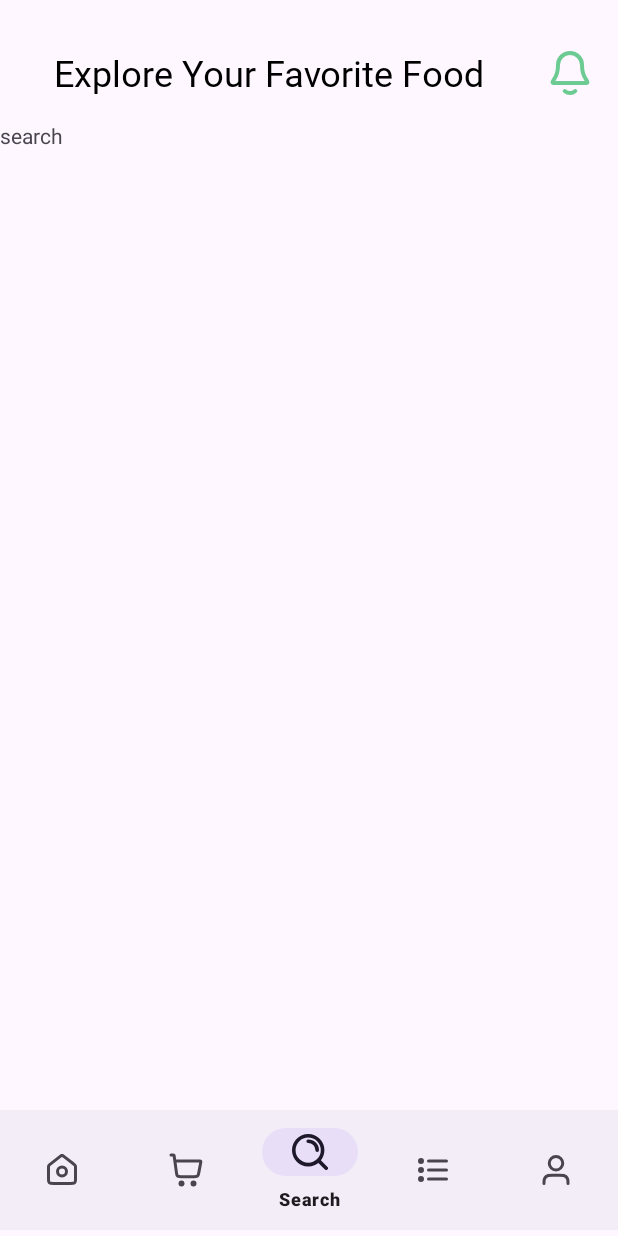
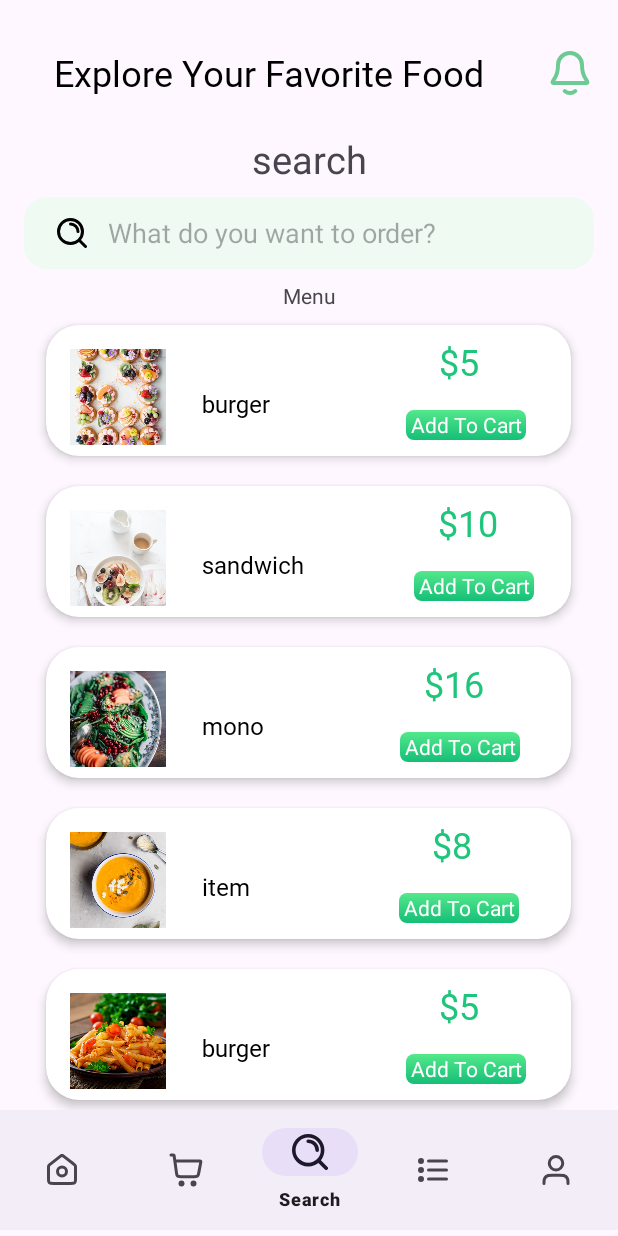
Before and after one commit to kainlee2304/FoodDelivery, an Android app: the SearchFragment screen opened through its navigation route, item 3 of the bottom bar chosen, on a phone screen of 412 x 824 dp. Run offline under Robolectric (Android 15) with nearby library versions, the phone set to English and light mode, and no system bars; our stand-ins replace navigation-ui; libraries missing offline, so code that uses them is left out: com.denzcoskun.imageslider; 7 statements that could not run were skipped.

Commit message:
search and menu

```diff
--- a/app/src/main/java/com/example/wavesoffood/Fragment/HomeFragment.kt
+++ b/app/src/main/java/com/example/wavesoffood/Fragment/HomeFragment.kt
@@ -11,6 +11,7 @@ import androidx.recyclerview.widget.LinearLayoutManager
 import com.denzcoskun.imageslider.constants.ScaleTypes
 import com.denzcoskun.imageslider.interfaces.ItemClickListener
 import com.denzcoskun.imageslider.models.SlideModel
+import com.example.wavesoffood.MenuBootomSheetFragment
 import com.example.wavesoffood.R
 import com.example.wavesoffood.adaptar.PopularAdapter
 import com.example.wavesoffood.databinding.FragmentHomeBinding
@@ -30,6 +31,11 @@ class HomeFragment : Fragment() {
     ): View? {
         // Inflate the layout for this fragment
         binding = FragmentHomeBinding.inflate(inflater,container, false)
+
+        binding.viewAllMenu.setOnClickListener{
+            val bottomSheetDialog= MenuBootomSheetFragment()
+            bottomSheetDialog.show(parentFragmentManager,"Test")
+        }
         return binding.root
 
 
--- a/app/src/main/java/com/example/wavesoffood/Fragment/SearchFragment.kt
+++ b/app/src/main/java/com/example/wavesoffood/Fragment/SearchFragment.kt
@@ -5,56 +5,103 @@ import androidx.fragment.app.Fragment
 import android.view.LayoutInflater
 import android.view.View
 import android.view.ViewGroup
+import androidx.recyclerview.widget.LinearLayoutManager
 import com.example.wavesoffood.R
+import com.example.wavesoffood.adaptar.MenuAdapter
+import com.example.wavesoffood.databinding.FragmentSearchBinding
+import androidx.appcompat.widget.SearchView
+import androidx.appcompat.widget.SearchView.*
 
-// TODO: Rename parameter arguments, choose names that match
-// the fragment initialization parameters, e.g. ARG_ITEM_NUMBER
-private const val ARG_PARAM1 = "param1"
-private const val ARG_PARAM2 = "param2"
 
-/**
- * A simple [Fragment] subclass.
- * Use the [SearchFragment.newInstance] factory method to
- * create an instance of this fragment.
- */
 class SearchFragment : Fragment() {
-    // TODO: Rename and change types of parameters
-    private var param1: String? = null
-    private var param2: String? = null
+    private lateinit var binding:FragmentSearchBinding
+    private lateinit var adapter: MenuAdapter
+    private val orignalMenuFoodName=  listOf("burger","sandwich", "mono", "item","burger","sandwich", "mono")
+    private val orignalMenuItemPrice = listOf("$5","$10","$16","$8","$5","$10","$16")
+    private val orignalMenuImage = listOf(
+        R.drawable.menu1,
+        R.drawable.menu2,
+        R.drawable.menu3,
+        R.drawable.menu4,
+        R.drawable.menu5,
+        R.drawable.menu6,
+        R.drawable.menu7,
+    )
 
     override fun onCreate(savedInstanceState: Bundle?) {
         super.onCreate(savedInstanceState)
-        arguments?.let {
-            param1 = it.getString(ARG_PARAM1)
-            param2 = it.getString(ARG_PARAM2)
-        }
+
     }
+
+    private val filteredMenuFoodName= mutableListOf<String>()
+    private val filteredMenuItemPrice=mutableListOf<String>()
+    private val filteredMenuImage= mutableListOf<Int>()
+
 
     override fun onCreateView(
         inflater: LayoutInflater, container: ViewGroup?,
         savedInstanceState: Bundle?
     ): View? {
         // Inflate the layout for this fragment
-        return inflater.inflate(R.layout.fragment_search, container, false)
+        binding=FragmentSearchBinding.inflate(inflater,container,false)
+        adapter=MenuAdapter(filteredMenuFoodName,filteredMenuItemPrice,filteredMenuImage)
+        binding.menuRecyclerView.layoutManager=LinearLayoutManager(requireContext())
+        binding.menuRecyclerView.adapter=adapter
+
+        setupSearchView()
+
+        showAllMenu()
+
+        return binding.root
+    }
+
+    private fun showAllMenu() {
+        filteredMenuFoodName.clear()
+        filteredMenuItemPrice.clear()
+        filteredMenuImage.clear()
+
+        filteredMenuFoodName.addAll(orignalMenuFoodName)
+        filteredMenuItemPrice.addAll(orignalMenuItemPrice)
+        filteredMenuImage.addAll(orignalMenuImage)
+
+        adapter.notifyDataSetChanged()
+
+    }
+
+    private fun setupSearchView() {
+        binding.searchView.setOnQueryTextListener(/* listener = */ object : OnQueryTextListener,
+            android.widget.SearchView.OnQueryTextListener {
+            override fun onQueryTextSubmit(query: String): Boolean {
+                filterMenuItem(query)
+                return true
+            }
+
+            override fun onQueryTextChange(newText: String): Boolean {
+                filterMenuItem(newText)
+                return true
+            }
+        })
+    }
+
+    private fun filterMenuItem(query: String) {
+        filteredMenuFoodName.clear()
+        filteredMenuItemPrice.clear()
+        filteredMenuImage.clear()
+
+
+        orignalMenuFoodName.forEachIndexed { index, foodName ->
+            if (foodName.contains(query,ignoreCase = true)){
+                filteredMenuFoodName.add(foodName)
+                filteredMenuItemPrice.add(orignalMenuItemPrice[index])
+                filteredMenuImage.add(orignalMenuImage[index])
+
+            }
+        }
+        adapter.notifyDataSetChanged()
+
     }
 
     companion object {
-        /**
-         * Use this factory method to create a new instance of
-         * this fragment using the provided parameters.
-         *
-         * @param param1 Parameter 1.
-         * @param param2 Parameter 2.
-         * @return A new instance of fragment SearchFragment.
-         */
-        // TODO: Rename and change types and number of parameters
-        @JvmStatic
-        fun newInstance(param1: String, param2: String) =
-            SearchFragment().apply {
-                arguments = Bundle().apply {
-                    putString(ARG_PARAM1, param1)
-                    putString(ARG_PARAM2, param2)
-                }
-            }
+
     }
 }
--- /dev/null
+++ b/app/src/main/java/com/example/wavesoffood/MenuBootomSheetFragment.kt
@@ -0,0 +1,52 @@
+package com.example.wavesoffood
+
+import android.os.Bundle
+import android.view.LayoutInflater
+import android.view.View
+import android.view.ViewGroup
+import androidx.recyclerview.widget.LinearLayoutManager
+import com.example.wavesoffood.adaptar.MenuAdapter
+import com.example.wavesoffood.databinding.FragmentMenuBootomSheetBinding
+import com.google.android.material.bottomsheet.BottomSheetDialogFragment
+
+class MenuBootomSheetFragment : BottomSheetDialogFragment(){
+    private lateinit var binding:FragmentMenuBootomSheetBinding
+    override fun onCreate(savedInstanceState: Bundle?) {
+        super.onCreate(savedInstanceState)
+
+    }
+
+
+    override fun onCreateView(
+        inflater: LayoutInflater, container: ViewGroup?,
+        savedInstanceState: Bundle?
+    ): View? {
+        binding=FragmentMenuBootomSheetBinding.inflate(inflater,container,false)
+
+        binding.buttonBack.setOnClickListener {
+            dismiss()
+        }
+        //Nhap ten list danh sach mon an
+        val menuFoodName = listOf("burger","sandwich", "mono", "item","burger","sandwich", "mono")
+        val menuItemPtice = listOf("$5","$10","$16","$8","$5","$10","$16")
+        val menuImage = listOf(
+            R.drawable.menu1,
+            R.drawable.menu2,
+            R.drawable.menu3,
+            R.drawable.menu4,
+            R.drawable.menu5,
+            R.drawable.menu6,
+            R.drawable.menu7,
+        )
+        val adapter = MenuAdapter(ArrayList(menuFoodName),ArrayList(menuItemPtice),ArrayList(menuImage))
+        binding.menuRecyclerView.layoutManager = LinearLayoutManager(requireContext())
+        binding.menuRecyclerView.adapter = adapter
+
+        return binding.root
+    }
+
+
+    companion object {
+
+    }
+}
--- /dev/null
+++ b/app/src/main/java/com/example/wavesoffood/adaptar/MenuAdapter.kt
@@ -0,0 +1,30 @@
+package com.example.wavesoffood.adaptar
+
+import android.view.LayoutInflater
+import android.view.ViewGroup
+import androidx.recyclerview.widget.RecyclerView
+import com.example.wavesoffood.databinding.MenuItemBinding
+
+
+class MenuAdapter(private val menuItemsName:MutableList<String>,private val menuItemPrice:MutableList<String>,private val MenuImage:MutableList<Int>):RecyclerView.Adapter<MenuAdapter.MenuViewHolder>() {
+
+    override fun onCreateViewHolder(parent: ViewGroup, viewType: Int): MenuViewHolder {
+        val binding=MenuItemBinding.inflate(LayoutInflater.from(parent.context),parent,false)
+        return MenuViewHolder(binding)
+    }
+
+    override fun onBindViewHolder(holder: MenuViewHolder, position: Int) {
+        holder.bind(position)
+    }
+    override fun getItemCount(): Int =menuItemsName.size
+    inner class MenuViewHolder(private  val binding:MenuItemBinding):RecyclerView.ViewHolder(binding.root) {
+        fun bind(position: Int) {
+            binding.apply {
+                menuFoodName.text=menuItemsName[position]
+                menuPrice.text=menuItemPrice[position]
+                menuImage.setImageResource(MenuImage[position])
+            }
+        }
+
+    }
+}
--- /dev/null
+++ b/app/src/main/res/drawable/searchshape.xml
@@ -0,0 +1,7 @@
+<?xml version="1.0" encoding="utf-8"?>
+<shape xmlns:android="http://schemas.android.com/apk/res/android">
+    <solid android:color="#EFFAF2"/>
+    <corners android:radius="15dp"/>
+
+
+</shape>
--- a/app/src/main/res/layout/activity_main.xml
+++ b/app/src/main/res/layout/activity_main.xml
@@ -14,7 +14,7 @@
         android:layout_marginBottom="4dp"
         app:layout_constraintBottom_toBottomOf="parent"
         app:layout_constraintEnd_toEndOf="parent"
-        app:layout_constraintHorizontal_bias="1.0"
+        app:layout_constraintHorizontal_bias="0.0"
         app:layout_constraintStart_toStartOf="parent"
         app:menu="@menu/menu" />
 
@@ -51,9 +51,10 @@
         app:defaultNavHost="true"
         app:layout_constraintBottom_toTopOf="@+id/bottomNavigationView"
         app:layout_constraintEnd_toEndOf="parent"
+        app:layout_constraintHorizontal_bias="0.0"
         app:layout_constraintStart_toStartOf="parent"
         app:layout_constraintTop_toBottomOf="@+id/textView12"
-        app:layout_constraintVertical_bias="1.0"
+        app:layout_constraintVertical_bias="0.0"
         app:navGraph="@navigation/navigation" />
 
 </androidx.constraintlayout.widget.ConstraintLayout>
--- a/app/src/main/res/layout/fragment_home.xml
+++ b/app/src/main/res/layout/fragment_home.xml
@@ -44,7 +44,7 @@
         app:layout_constraintBottom_toBottomOf="parent"
         app:layout_constraintEnd_toEndOf="parent"
         app:layout_constraintStart_toStartOf="parent"
-        app:layout_constraintTop_toBottomOf="@+id/textView22" />
+        app:layout_constraintTop_toBottomOf="@+id/viewAllMenu" />
 
     <TextView
         android:id="@+id/textView20"
@@ -59,11 +59,11 @@
         app:layout_constraintTop_toBottomOf="@+id/cardView2" />
 
     <TextView
-        android:id="@+id/textView22"
+        android:id="@+id/viewAllMenu"
         android:layout_width="80dp"
         android:layout_height="25dp"
         android:layout_marginTop="16dp"
-        android:layout_marginRight="16dp"
+        android:layout_marginEnd="16dp"
         android:background="@drawable/edittextshape"
         android:elevation="5dp"
         android:fontFamily="@font/lato_bold"
--- /dev/null
+++ b/app/src/main/res/layout/fragment_menu_bootom_sheet.xml
@@ -0,0 +1,37 @@
+<?xml version="1.0" encoding="utf-8"?>
+<LinearLayout xmlns:android="http://schemas.android.com/apk/res/android"
+    xmlns:tools="http://schemas.android.com/tools"
+    android:layout_width="match_parent"
+    android:layout_height="wrap_content"
+    android:orientation="vertical"
+    android:background="@color/white"
+    tools:context=".MenuBootomSheetFragment">
+
+    <!-- TODO: Update blank fragment layout -->
+    <ImageButton
+        android:id="@+id/buttonBack"
+        android:layout_width="wrap_content"
+        android:layout_marginTop="8dp"
+        android:layout_marginLeft="8dp"
+        android:layout_height="24dp"
+        android:background="@android:color/transparent"
+        android:src="@drawable/arrow_circle_left">
+
+    </ImageButton>
+
+    <TextView
+        android:gravity="center"
+        android:layout_marginTop="8dp"
+        android:textSize="24dp"
+        android:textColor="@color/black"
+        android:fontFamily="@font/yeonsung_regular"
+        android:layout_width="match_parent"
+        android:layout_height="match_parent"
+        android:text="Cart" />
+
+    <androidx.recyclerview.widget.RecyclerView
+        android:id="@+id/menuRecyclerView"
+        android:layout_width="match_parent"
+        android:layout_height="match_parent" />
+
+</LinearLayout>
--- a/app/src/main/res/layout/fragment_search.xml
+++ b/app/src/main/res/layout/fragment_search.xml
@@ -1,5 +1,6 @@
 <?xml version="1.0" encoding="utf-8"?>
-<FrameLayout xmlns:android="http://schemas.android.com/apk/res/android"
+<androidx.constraintlayout.widget.ConstraintLayout xmlns:android="http://schemas.android.com/apk/res/android"
+    xmlns:app="http://schemas.android.com/apk/res-auto"
     xmlns:tools="http://schemas.android.com/tools"
     android:layout_width="match_parent"
     android:layout_height="match_parent"
@@ -7,8 +8,49 @@
 
     <!-- TODO: Update blank fragment layout -->
     <TextView
+        android:id="@+id/textSearch"
+        android:layout_width="wrap_content"
+        android:layout_height="wrap_content"
+        android:layout_marginTop="8dp"
+        android:text="search"
+        android:textSize="25dp"
+        app:layout_constraintEnd_toEndOf="parent"
+        app:layout_constraintStart_toStartOf="parent"
+        app:layout_constraintTop_toTopOf="parent" />
+
+    <SearchView
+        android:id="@+id/searchView"
+        android:layout_width="0dp"
+        android:layout_height="wrap_content"
+        android:layout_marginLeft="16dp"
+        android:layout_marginTop="8dp"
+        android:layout_marginRight="16dp"
+        android:background="@drawable/searchshape"
+        android:iconifiedByDefault="false"
+        android:queryBackground="@android:color/transparent"
+        android:queryHint="What do you want to order?"
+        android:searchIcon="@drawable/search_home"
+        app:layout_constraintEnd_toEndOf="parent"
+        app:layout_constraintStart_toStartOf="parent"
+        app:layout_constraintTop_toBottomOf="@+id/textSearch" >
+
+    </SearchView>
+
+    <androidx.recyclerview.widget.RecyclerView
+        android:id="@+id/menuRecyclerView"
         android:layout_width="match_parent"
-        android:layout_height="match_parent"
-        android:text="search" />
+        android:layout_height="wrap_content"
+        app:layout_constraintStart_toStartOf="parent"
+        app:layout_constraintTop_toBottomOf="@+id/textView22" />
 
-</FrameLayout>
+    <TextView
+        android:id="@+id/textView22"
+        android:layout_width="wrap_content"
+        android:layout_height="wrap_content"
+        android:layout_marginTop="8dp"
+        android:text="Menu"
+        app:layout_constraintEnd_toEndOf="parent"
+        app:layout_constraintStart_toStartOf="parent"
+        app:layout_constraintTop_toBottomOf="@+id/searchView" />
+
+</androidx.constraintlayout.widget.ConstraintLayout>
--- /dev/null
+++ b/app/src/main/res/layout/menu_item.xml
@@ -0,0 +1,86 @@
+<?xml version="1.0" encoding="utf-8"?>
+<LinearLayout xmlns:android="http://schemas.android.com/apk/res/android"
+    xmlns:app="http://schemas.android.com/apk/res-auto"
+    android:id="@+id/gri"
+    android:layout_width="match_parent"
+    android:layout_height="wrap_content"
+    android:gravity="center"
+    android:orientation="vertical">
+
+
+    <androidx.cardview.widget.CardView
+        android:layout_width="350dp"
+        android:layout_height="87dp"
+        android:layout_marginTop="10dp"
+        android:layout_marginBottom="10dp"
+        app:cardCornerRadius="22dp"
+        app:cardElevation="4dp"
+        app:layout_constraintBottom_toBottomOf="parent"
+        app:layout_constraintEnd_toEndOf="parent"
+        app:layout_constraintStart_toStartOf="parent"
+        app:layout_constraintTop_toTopOf="parent">
+
+        <androidx.constraintlayout.widget.ConstraintLayout
+            android:layout_width="match_parent"
+            android:layout_height="match_parent">
+
+            <ImageView
+                android:id="@+id/menuImage"
+                android:layout_width="64dp"
+                android:layout_height="64dp"
+                android:layout_marginStart="16dp"
+
+                android:layout_marginTop="8dp"
+                android:scaleType="centerCrop"
+                app:layout_constraintBottom_toBottomOf="parent"
+                app:layout_constraintStart_toStartOf="parent"
+                app:layout_constraintTop_toTopOf="parent"
+                app:layout_constraintVertical_bias="0.533" />
+
+            <TextView
+                android:id="@+id/menuFoodName"
+                android:layout_width="wrap_content"
+                android:layout_height="wrap_content"
+                android:layout_marginStart="24dp"
+                android:layout_marginTop="12dp"
+                android:fontFamily="@font/yeonsung_regular"
+                android:text="Food Name"
+                android:textColor="@color/black"
+                android:textSize="16sp"
+                app:layout_constraintBottom_toBottomOf="@+id/menuImage"
+                app:layout_constraintStart_toEndOf="@+id/menuImage"
+                app:layout_constraintTop_toTopOf="@+id/menuImage"
+                app:layout_constraintVertical_bias="0.454" />
+
+            <TextView
+                android:id="@+id/menuPrice"
+                android:layout_width="wrap_content"
+                android:layout_height="wrap_content"
+                android:layout_marginTop="8dp"
+                android:fontFamily="@font/lato_regular"
+                android:text="$5"
+                android:textColor="@color/textColor"
+                android:textSize="24dp"
+                app:layout_constraintEnd_toEndOf="parent"
+                app:layout_constraintHorizontal_bias="0.649"
+                app:layout_constraintStart_toEndOf="@+id/menuFoodName"
+                app:layout_constraintTop_toTopOf="parent" />
+
+            <TextView
+                android:id="@+id/menuAddToCart"
+                android:layout_width="80dp"
+                android:layout_height="20dp"
+                android:layout_marginTop="16dp"
+                android:background="@drawable/addtocartshape"
+                android:gravity="center"
+                android:text="Add To Cart"
+                android:textColor="@color/white"
+                app:layout_constraintEnd_toEndOf="@+id/menuPrice"
+                app:layout_constraintHorizontal_bias="0.415"
+                app:layout_constraintStart_toStartOf="@+id/menuPrice"
+                app:layout_constraintTop_toBottomOf="@+id/menuPrice" />
+
+        </androidx.constraintlayout.widget.ConstraintLayout>
+
+    </androidx.cardview.widget.CardView>
+</LinearLayout>
```
